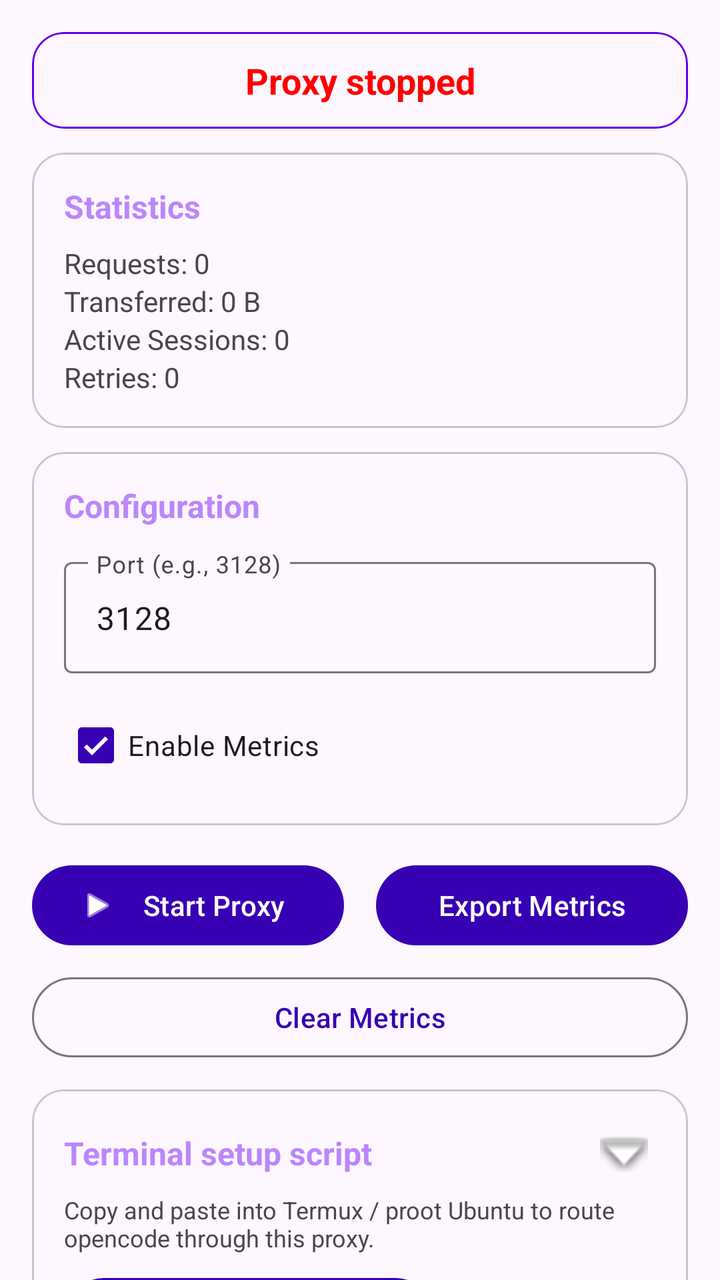
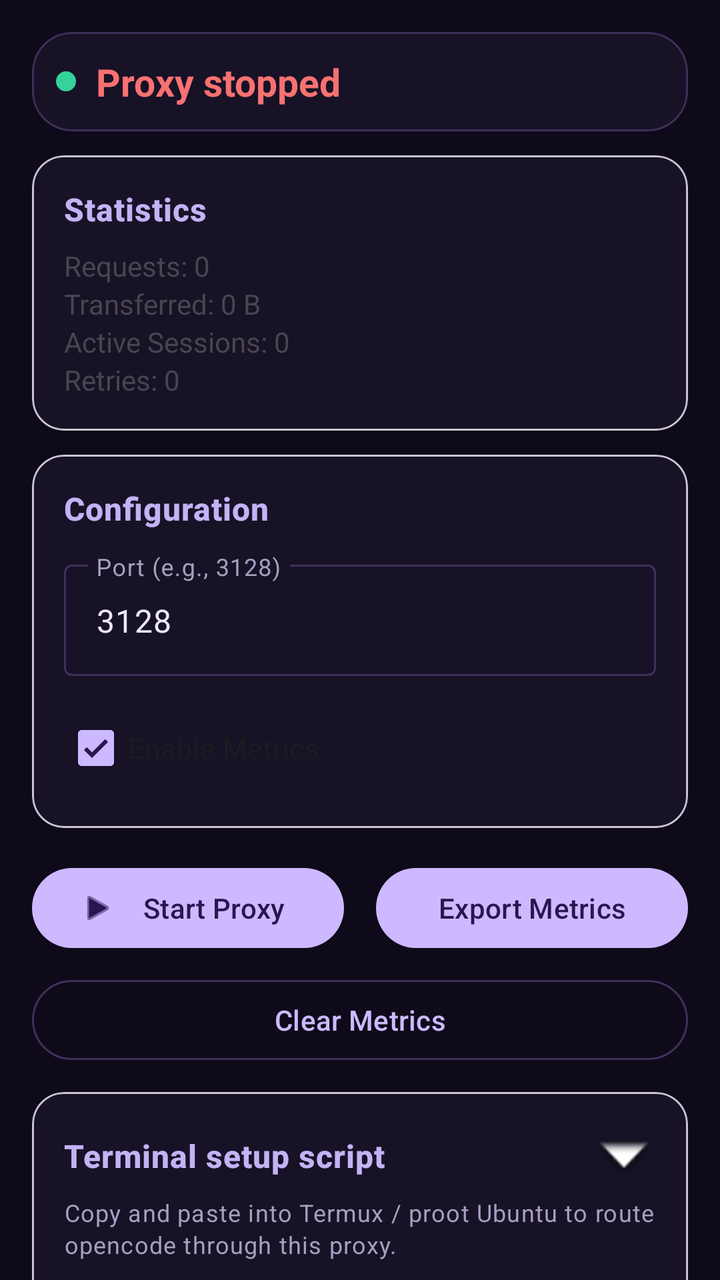

An Android layout rendered at two revisions. The XML below is the earlier revision; the diff shows what the commit changed to produce the second picture.
<!-- AndroidManifest.xml: activity theme Theme.ProxyApp.NoActionBar -->
<!-- res/layout/activity_main.xml -->
<?xml version="1.0" encoding="utf-8"?>
<androidx.constraintlayout.widget.ConstraintLayout
    xmlns:android="http://schemas.android.com/apk/res/android"
    xmlns:app="http://schemas.android.com/apk/res-auto"
    xmlns:tools="http://schemas.android.com/tools"
    android:layout_width="match_parent"
    android:layout_height="match_parent"
    android:fitsSystemWindows="true"
    tools:context=".MainActivity">

    <androidx.core.widget.NestedScrollView
        android:layout_width="match_parent"
        android:layout_height="0dp"
        android:fillViewport="true"
        app:layout_constraintBottom_toBottomOf="parent"
        app:layout_constraintTop_toTopOf="parent"
        app:layout_constraintStart_toStartOf="parent"
        app:layout_constraintEnd_toEndOf="parent">

        <LinearLayout
            android:layout_width="match_parent"
            android:layout_height="wrap_content"
            android:orientation="vertical"
            android:padding="16dp">

            <com.google.android.material.card.MaterialCardView
                android:id="@+id/statusCard"
                android:layout_width="match_parent"
                android:layout_height="wrap_content"
                android:layout_marginBottom="12dp"
                app:cardCornerRadius="16dp"
                app:strokeWidth="1dp"
                app:strokeColor="@color/purple_500">

                <LinearLayout
                    android:layout_width="match_parent"
                    android:layout_height="wrap_content"
                    android:orientation="vertical"
                    android:padding="12dp">

                    <TextView
                        android:id="@+id/statusText"
                        android:layout_width="match_parent"
                        android:layout_height="wrap_content"
                        android:text="@string/proxy_stopped"
                        android:textSize="18sp"
                        android:textStyle="bold"
                        android:gravity="center"
                        android:textColor="@color/red"/>

                    <TextView
                        android:id="@+id/portText"
                        android:layout_width="match_parent"
                        android:layout_height="wrap_content"
                        android:text=""
                        android:textSize="13sp"
                        android:gravity="center"
                        android:layout_marginTop="4dp"
                        android:textColor="@color/purple_200"
                        android:visibility="gone"/>

                    <TextView
                        android:id="@+id/upstreamText"
                        android:layout_width="match_parent"
                        android:layout_height="wrap_content"
                        android:text=""
                        android:textSize="12sp"
                        android:gravity="center"
                        android:layout_marginTop="2dp"
                        android:visibility="gone"/>
                </LinearLayout>
            </com.google.android.material.card.MaterialCardView>

            <com.google.android.material.card.MaterialCardView
                android:id="@+id/statsCard"
                android:layout_width="match_parent"
                android:layout_height="wrap_content"
                android:layout_marginBottom="12dp"
                app:cardCornerRadius="16dp">

                <LinearLayout
                    android:layout_width="match_parent"
                    android:layout_height="wrap_content"
                    android:orientation="vertical"
                    android:padding="16dp">

                    <TextView
                        android:layout_width="match_parent"
                        android:layout_height="wrap_content"
                        android:text="Statistics"
                        android:textSize="16sp"
                        android:textStyle="bold"
                        android:textColor="@color/purple_200"/>

                    <TextView
                        android:id="@+id/requestsText"
                        android:layout_width="match_parent"
                        android:layout_height="wrap_content"
                        android:text="Requests: 0"
                        android:layout_marginTop="8dp"/>

                    <TextView
                        android:id="@+id/bytesText"
                        android:layout_width="match_parent"
                        android:layout_height="wrap_content"
                        android:text="Transferred: 0 B"/>

                    <TextView
                        android:id="@+id/sessionsText"
                        android:layout_width="match_parent"
                        android:layout_height="wrap_content"
                        android:text="Active Sessions: 0"/>

                    <TextView
                        android:id="@+id/retriesText"
                        android:layout_width="match_parent"
                        android:layout_height="wrap_content"
                        android:text="Retries: 0"/>
                </LinearLayout>
            </com.google.android.material.card.MaterialCardView>

            <com.google.android.material.card.MaterialCardView
                android:id="@+id/configCard"
                android:layout_width="match_parent"
                android:layout_height="wrap_content"
                android:layout_marginBottom="12dp"
                app:cardCornerRadius="16dp">

                <LinearLayout
                    android:layout_width="match_parent"
                    android:layout_height="wrap_content"
                    android:orientation="vertical"
                    android:padding="16dp">

                    <TextView
                        android:layout_width="match_parent"
                        android:layout_height="wrap_content"
                        android:text="Configuration"
                        android:textSize="16sp"
                        android:textStyle="bold"
                        android:textColor="@color/purple_200"/>

                    <com.google.android.material.textfield.TextInputLayout
                        android:layout_width="match_parent"
                        android:layout_height="wrap_content"
                        android:layout_marginTop="12dp"
                        android:hint="@string/port_hint"
                        style="@style/Widget.Material3.TextInputLayout.OutlinedBox">

                        <com.google.android.material.textfield.TextInputEditText
                            android:id="@+id/portInput"
                            android:layout_width="match_parent"
                            android:layout_height="wrap_content"
                            android:inputType="number"
                            android:text="3128"/>
                    </com.google.android.material.textfield.TextInputLayout>

                    <com.google.android.material.checkbox.MaterialCheckBox
                        android:id="@+id/metricsCheck"
                        android:layout_width="wrap_content"
                        android:layout_height="wrap_content"
                        android:layout_marginTop="12dp"
                        android:text="@string/metrics_enabled"
                        android:checked="true"/>
                </LinearLayout>
            </com.google.android.material.card.MaterialCardView>

            <LinearLayout
                android:layout_width="match_parent"
                android:layout_height="wrap_content"
                android:orientation="horizontal"
                android:gravity="center"
                android:layout_marginTop="4dp">

                <com.google.android.material.button.MaterialButton
                    android:id="@+id/startStopButton"
                    android:layout_width="0dp"
                    android:layout_height="wrap_content"
                    android:layout_weight="1"
                    android:layout_marginEnd="8dp"
                    android:text="@string/start_proxy"
                    app:icon="@android:drawable/ic_media_play"/>

                <com.google.android.material.button.MaterialButton
                    android:id="@+id/exportButton"
                    android:layout_width="0dp"
                    android:layout_height="wrap_content"
                    android:layout_weight="1"
                    android:layout_marginStart="8dp"
                    android:text="@string/export_metrics"/>
            </LinearLayout>

            <com.google.android.material.button.MaterialButton
                android:id="@+id/clearButton"
                android:layout_width="match_parent"
                android:layout_height="wrap_content"
                android:layout_marginTop="8dp"
                android:text="@string/clear_metrics"
                style="@style/Widget.Material3.Button.OutlinedButton"/>

            <com.google.android.material.card.MaterialCardView
                android:id="@+id/setupScriptCard"
                android:layout_width="match_parent"
                android:layout_height="wrap_content"
                android:layout_marginTop="12dp"
                app:cardCornerRadius="16dp">

                <LinearLayout
                    android:layout_width="match_parent"
                    android:layout_height="wrap_content"
                    android:orientation="vertical"
                    android:padding="16dp">

                    <LinearLayout
                        android:id="@+id/setupScriptHeader"
                        android:layout_width="match_parent"
                        android:layout_height="wrap_content"
                        android:orientation="horizontal"
                        android:gravity="center_vertical"
                        android:clickable="true"
                        android:focusable="true">

                        <TextView
                            android:layout_width="0dp"
                            android:layout_height="wrap_content"
                            android:layout_weight="1"
                            android:text="@string/setup_script_title"
                            android:textSize="16sp"
                            android:textStyle="bold"
                            android:textColor="@color/purple_200"/>

                        <ImageView
                            android:id="@+id/setupScriptExpandIcon"
                            android:layout_width="32dp"
                            android:layout_height="32dp"
                            android:padding="4dp"
                            android:src="@android:drawable/arrow_down_float"
                            android:contentDescription="@string/expand"/>
                    </LinearLayout>

                    <TextView
                        android:layout_width="match_parent"
                        android:layout_height="wrap_content"
                        android:text="@string/setup_script_hint"
                        android:textSize="12sp"
                        android:layout_marginTop="4dp"/>

                    <com.google.android.material.button.MaterialButton
                        android:id="@+id/copyScriptButton"
                        android:layout_width="wrap_content"
                        android:layout_height="wrap_content"
                        android:layout_marginTop="8dp"
                        android:text="@string/copy_setup_script"
                        app:icon="@android:drawable/ic_menu_save"/>

                    <ScrollView
                        android:id="@+id/setupScriptScrollView"
                        android:layout_width="match_parent"
                        android:layout_height="wrap_content"
                        android:maxHeight="280dp"
                        android:layout_marginTop="8dp"
                        android:background="#11000000"
                        android:visibility="gone">

                        <HorizontalScrollView
                            android:layout_width="match_parent"
                            android:layout_height="wrap_content">

                            <TextView
                                android:id="@+id/setupScriptText"
                                android:layout_width="wrap_content"
                                android:layout_height="wrap_content"
                                android:padding="8dp"
                                android:textSize="11sp"
                                android:fontFamily="monospace"
                                android:textIsSelectable="true"/>
                        </HorizontalScrollView>
                    </ScrollView>
                </LinearLayout>
            </com.google.android.material.card.MaterialCardView>

            <com.google.android.material.card.MaterialCardView
                android:id="@+id/cleanupScriptCard"
                android:layout_width="match_parent"
                android:layout_height="wrap_content"
                android:layout_marginTop="12dp"
                android:layout_marginBottom="24dp"
                app:cardCornerRadius="16dp">

                <LinearLayout
                    android:layout_width="match_parent"
                    android:layout_height="wrap_content"
                    android:orientation="vertical"
                    android:padding="16dp">

                    <LinearLayout
                        android:id="@+id/cleanupScriptHeader"
                        android:layout_width="match_parent"
                        android:layout_height="wrap_content"
                        android:orientation="horizontal"
                        android:gravity="center_vertical"
                        android:clickable="true"
                        android:focusable="true">

                        <TextView
                            android:layout_width="0dp"
                            android:layout_height="wrap_content"
                            android:layout_weight="1"
                            android:text="@string/cleanup_script_title"
                            android:textSize="16sp"
                            android:textStyle="bold"
                            android:textColor="@color/purple_200"/>

                        <ImageView
                            android:id="@+id/cleanupScriptExpandIcon"
                            android:layout_width="32dp"
                            android:layout_height="32dp"
                            android:padding="4dp"
                            android:src="@android:drawable/arrow_down_float"
                            android:contentDescription="@string/expand"/>
                    </LinearLayout>

                    <TextView
                        android:layout_width="match_parent"
                        android:layout_height="wrap_content"
                        android:text="@string/cleanup_script_hint"
                        android:textSize="12sp"
                        android:layout_marginTop="4dp"/>

                    <com.google.android.material.button.MaterialButton
                        android:id="@+id/copyCleanupButton"
                        android:layout_width="wrap_content"
                        android:layout_height="wrap_content"
                        android:layout_marginTop="8dp"
                        android:text="@string/copy_cleanup_script"
                        app:icon="@android:drawable/ic_menu_save"/>

                    <ScrollView
                        android:id="@+id/cleanupScriptScrollView"
                        android:layout_width="match_parent"
                        android:layout_height="wrap_content"
                        android:maxHeight="280dp"
                        android:layout_marginTop="8dp"
                        android:background="#11000000"
                        android:visibility="gone">

                        <HorizontalScrollView
                            android:layout_width="match_parent"
                            android:layout_height="wrap_content">

                            <TextView
                                android:id="@+id/cleanupScriptText"
                                android:layout_width="wrap_content"
                            android:layout_height="wrap_content"
                            android:padding="8dp"
                            android:textSize="11sp"
                            android:fontFamily="monospace"
                            android:textIsSelectable="true"/>
                        </HorizontalScrollView>
                    </ScrollView>
                </LinearLayout>
            </com.google.android.material.card.MaterialCardView>
        </LinearLayout>
    </androidx.core.widget.NestedScrollView>
</androidx.constraintlayout.widget.ConstraintLayout>
<!-- resources referenced by this layout -->
<resources>
  <color name="purple_200">#FFBB86FC</color>
  <color name="purple_500">#FF6200EE</color>
  <color name="red">#FFFF0000</color>
  <string name="cleanup_script_hint">Copy and paste into Termux / proot Ubuntu to remove proxy env, kill daemon, clear metrics.</string>
  <string name="cleanup_script_title">Terminal cleanup script</string>
  <string name="clear_metrics">Clear Metrics</string>
  <string name="copy_cleanup_script">Copy cleanup script</string>
  <string name="copy_setup_script">Copy setup script</string>
  <string name="expand">Expand</string>
  <string name="export_metrics">Export Metrics</string>
  <string name="metrics_enabled">Enable Metrics</string>
  <string name="port_hint">Port (e.g., 3128)</string>
  <string name="proxy_stopped">Proxy stopped</string>
  <string name="setup_script_hint">Copy and paste into Termux / proot Ubuntu to route opencode through this proxy.</string>
  <string name="setup_script_title">Terminal setup script</string>
  <string name="start_proxy">Start Proxy</string>
  <style name="Theme.ProxyApp.NoActionBar">
          <item name="windowActionBar">false</item>
          <item name="windowNoTitle">true</item>
      </style>
</resources>

<!-- the commit's change to res/layout/activity_main.xml (unified diff, before → after) -->
@@ -28,9 +28,10 @@
                 android:layout_width="match_parent"
                 android:layout_height="wrap_content"
                 android:layout_marginBottom="12dp"
-                app:cardCornerRadius="16dp"
+                app:cardCornerRadius="20dp"
                 app:strokeWidth="1dp"
-                app:strokeColor="@color/purple_500">
+                app:strokeColor="@color/outline"
+                app:cardBackgroundColor="@color/surface">
 
                 <LinearLayout
                     android:layout_width="match_parent"
@@ -38,15 +39,29 @@
                     android:orientation="vertical"
                     android:padding="12dp">
 
-                    <TextView
-                        android:id="@+id/statusText"
-                        android:layout_width="match_parent"
-                        android:layout_height="wrap_content"
-                        android:text="@string/proxy_stopped"
-                        android:textSize="18sp"
-                        android:textStyle="bold"
-                        android:gravity="center"
-                        android:textColor="@color/red"/>
+                    <LinearLayout
+                        android:layout_width="match_parent"
+                        android:layout_height="wrap_content"
+                        android:orientation="horizontal"
+                        android:gravity="center_vertical">
+
+                        <View
+                            android:id="@+id/statusDot"
+                            android:layout_width="10dp"
+                            android:layout_height="10dp"
+                            android:layout_marginEnd="10dp"
+                            android:background="@drawable/status_dot" />
+
+                        <TextView
+                            android:id="@+id/statusText"
+                            android:layout_width="0dp"
+                            android:layout_height="wrap_content"
+                            android:layout_weight="1"
+                            android:text="@string/proxy_stopped"
+                            android:textSize="19sp"
+                            android:textStyle="bold"
+                            android:textColor="@color/red" />
+                    </LinearLayout>
 
                     <TextView
                         android:id="@+id/portText"
@@ -75,6 +90,7 @@
                 android:id="@+id/statsCard"
                 android:layout_width="match_parent"
                 android:layout_height="wrap_content"
+                app:cardBackgroundColor="@color/surface"
                 android:layout_marginBottom="12dp"
                 app:cardCornerRadius="16dp">
 
@@ -90,7 +106,7 @@
                         android:text="Statistics"
                         android:textSize="16sp"
                         android:textStyle="bold"
-                        android:textColor="@color/purple_200"/>
+                        style="@style/Text.SectionTitle"/>
 
                     <TextView
                         android:id="@+id/requestsText"
@@ -123,6 +139,7 @@
                 android:id="@+id/configCard"
                 android:layout_width="match_parent"
                 android:layout_height="wrap_content"
+                app:cardBackgroundColor="@color/surface"
                 android:layout_marginBottom="12dp"
                 app:cardCornerRadius="16dp">
 
@@ -138,7 +155,7 @@
                         android:text="Configuration"
                         android:textSize="16sp"
                         android:textStyle="bold"
-                        android:textColor="@color/purple_200"/>
+                        style="@style/Text.SectionTitle"/>
 
                     <com.google.android.material.textfield.TextInputLayout
                         android:layout_width="match_parent"
@@ -202,6 +219,7 @@
                 android:id="@+id/setupScriptCard"
                 android:layout_width="match_parent"
                 android:layout_height="wrap_content"
+                app:cardBackgroundColor="@color/surface"
                 android:layout_marginTop="12dp"
                 app:cardCornerRadius="16dp">
 
@@ -227,7 +245,7 @@
                             android:text="@string/setup_script_title"
                             android:textSize="16sp"
                             android:textStyle="bold"
-                            android:textColor="@color/purple_200"/>
+                            style="@style/Text.SectionTitle"/>
 
                         <ImageView
                             android:id="@+id/setupScriptExpandIcon"
@@ -242,7 +260,7 @@
                         android:layout_width="match_parent"
                         android:layout_height="wrap_content"
                         android:text="@string/setup_script_hint"
-                        android:textSize="12sp"
+                        style="@style/Text.Hint"
                         android:layout_marginTop="4dp"/>
 
                     <com.google.android.material.button.MaterialButton
@@ -251,7 +269,9 @@
                         android:layout_height="wrap_content"
                         android:layout_marginTop="8dp"
                         android:text="@string/copy_setup_script"
-                        app:icon="@android:drawable/ic_menu_save"/>
+                        app:icon="@android:drawable/ic_menu_save"
+                        app:strokeWidth="1dp"
+                        app:strokeColor="@color/outline"/>
 
                     <ScrollView
                         android:id="@+id/setupScriptScrollView"
@@ -259,7 +279,7 @@
                         android:layout_height="wrap_content"
                         android:maxHeight="280dp"
                         android:layout_marginTop="8dp"
-                        android:background="#11000000"
+                        android:background="@drawable/script_block_bg"
                         android:visibility="gone">
 
                         <HorizontalScrollView
@@ -270,9 +290,8 @@
                                 android:id="@+id/setupScriptText"
                                 android:layout_width="wrap_content"
                                 android:layout_height="wrap_content"
-                                android:padding="8dp"
-                                android:textSize="11sp"
-                                android:fontFamily="monospace"
+                                android:padding="10dp"
+                                style="@style/Text.ScriptBlock"
                                 android:textIsSelectable="true"/>
                         </HorizontalScrollView>
                     </ScrollView>
@@ -283,6 +302,7 @@
                 android:id="@+id/cleanupScriptCard"
                 android:layout_width="match_parent"
                 android:layout_height="wrap_content"
+                app:cardBackgroundColor="@color/surface"
                 android:layout_marginTop="12dp"
                 android:layout_marginBottom="24dp"
                 app:cardCornerRadius="16dp">
@@ -309,7 +329,7 @@
                             android:text="@string/cleanup_script_title"
                             android:textSize="16sp"
                             android:textStyle="bold"
-                            android:textColor="@color/purple_200"/>
+                            style="@style/Text.SectionTitle"/>
 
                         <ImageView
                             android:id="@+id/cleanupScriptExpandIcon"
@@ -324,7 +344,7 @@
                         android:layout_width="match_parent"
                         android:layout_height="wrap_content"
                         android:text="@string/cleanup_script_hint"
-                        android:textSize="12sp"
+                        style="@style/Text.Hint"
                         android:layout_marginTop="4dp"/>
 
                     <com.google.android.material.button.MaterialButton
@@ -333,7 +353,9 @@
                         android:layout_height="wrap_content"
                         android:layout_marginTop="8dp"
                         android:text="@string/copy_cleanup_script"
-                        app:icon="@android:drawable/ic_menu_save"/>
+                        app:icon="@android:drawable/ic_menu_save"
+                        app:strokeWidth="1dp"
+                        app:strokeColor="@color/outline"/>
 
                     <ScrollView
                         android:id="@+id/cleanupScriptScrollView"
@@ -341,7 +363,7 @@
                         android:layout_height="wrap_content"
                         android:maxHeight="280dp"
                         android:layout_marginTop="8dp"
-                        android:background="#11000000"
+                        android:background="@drawable/script_block_bg"
                         android:visibility="gone">
 
                         <HorizontalScrollView
<!-- resource entries referenced after the edit -->
@@ -1,8 +1,28 @@
 <!-- resources referenced by this layout -->
 <resources>
-  <color name="purple_200">#FFBB86FC</color>
-  <color name="purple_500">#FF6200EE</color>
-  <color name="red">#FFFF0000</color>
+  <color name="outline">#FF3D3159</color>
+  <color name="purple_200">#FFCDB9FF</color>
+  <color name="red">#FFF87171</color>
+  <color name="surface">#FF171226</color>
+  <!-- drawable script_block_bg (drawable) -->
+  <?xml version="1.0" encoding="utf-8"?>
+  <shape xmlns:android="http://schemas.android.com/apk/res/android"
+      android:shape="rectangle">
+      <solid android:color="@color/surface_high" />
+      <stroke
+          android:width="1dp"
+          android:color="@color/outline_variant" />
+      <corners android:radius="12dp" />
+  </shape>
+  <!-- drawable status_dot (drawable) -->
+  <?xml version="1.0" encoding="utf-8"?>
+  <shape xmlns:android="http://schemas.android.com/apk/res/android"
+      android:shape="oval">
+      <solid android:color="@color/status_running" />
+      <size
+          android:width="10dp"
+          android:height="10dp" />
+  </shape>
   <string name="cleanup_script_hint">Copy and paste into Termux / proot Ubuntu to remove proxy env, kill daemon, clear metrics.</string>
   <string name="cleanup_script_title">Terminal cleanup script</string>
   <string name="clear_metrics">Clear Metrics</string>
@@ -16,9 +36,28 @@
   <string name="setup_script_hint">Copy and paste into Termux / proot Ubuntu to route opencode through this proxy.</string>
   <string name="setup_script_title">Terminal setup script</string>
   <string name="start_proxy">Start Proxy</string>
+  <style name="Text.Hint" parent="TextAppearance.Material3.BodySmall">
+          <item name="android:textColor">@color/hint_text</item>
+      </style>
+  <style name="Text.ScriptBlock" parent="TextAppearance.Material3.BodySmall">
+          <item name="android:textColor">@color/on_surface</item>
+          <item name="android:fontFamily">monospace</item>
+          <item name="android:textSize">11sp</item>
+      </style>
+  <style name="Text.SectionTitle" parent="TextAppearance.Material3.TitleMedium">
+          <item name="android:textColor">@color/title_violet</item>
+          <item name="android:textSize">15sp</item>
+          <item name="android:letterSpacing">0.02</item>
+      </style>
   <style name="Theme.ProxyApp.NoActionBar">
           <item name="windowActionBar">false</item>
           <item name="windowNoTitle">true</item>
       </style>
+  <color name="surface_high">#FF241B3D</color>
+  <color name="outline_variant">#FF2C2342</color>
+  <color name="status_running">#FF34D399</color>
+  <color name="hint_text">#FFA79FC0</color>
+  <color name="on_surface">#FFEDE7FB</color>
+  <color name="title_violet">#FFC3B2F5</color>
 </resources>
 
